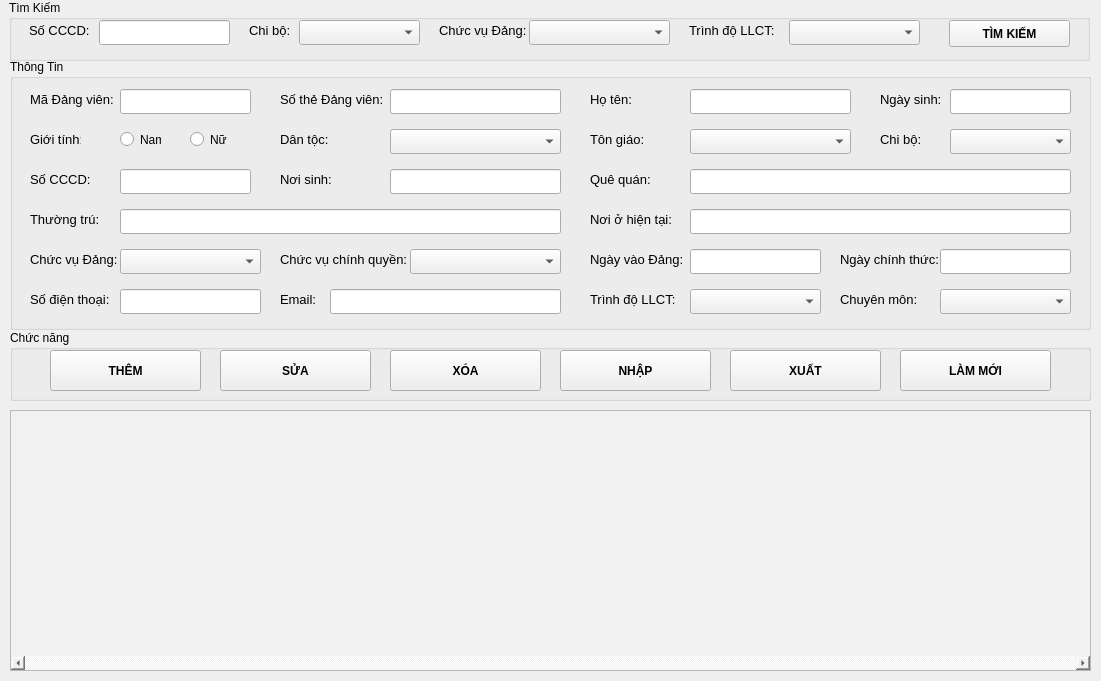
This is ui/FormDangVien.ui in namchuminh/PyQT5_QLDangVien as Qt 5 draws it before an edit. The edited form follows.
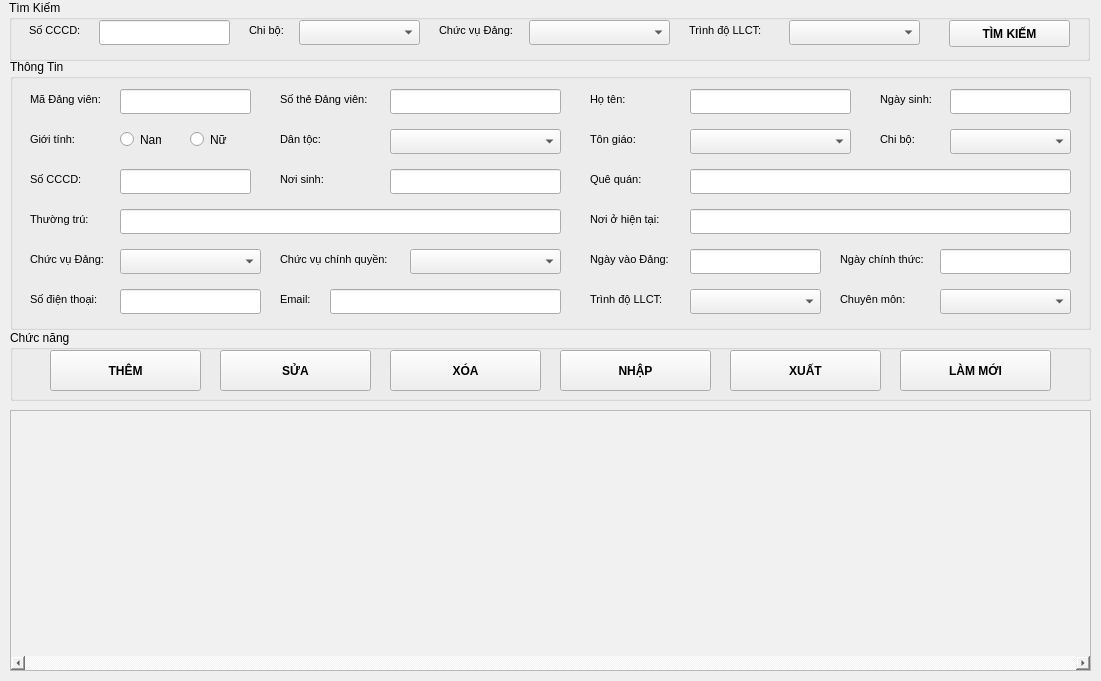
This is the edited form.

Diff of the .ui file:
```diff
--- a/ui/FormDangVien.ui
+++ b/ui/FormDangVien.ui
@@ -46,7 +46,7 @@
     </property>
     <property name="font">
      <font>
-      <pointsize>10</pointsize>
+      <pointsize>8</pointsize>
      </font>
     </property>
     <property name="text">
@@ -64,7 +64,7 @@
     </property>
     <property name="font">
      <font>
-      <pointsize>10</pointsize>
+      <pointsize>8</pointsize>
      </font>
     </property>
     <property name="text">
@@ -102,7 +102,7 @@
     </property>
     <property name="font">
      <font>
-      <pointsize>10</pointsize>
+      <pointsize>8</pointsize>
      </font>
     </property>
     <property name="text">
@@ -120,7 +120,7 @@
     </property>
     <property name="font">
      <font>
-      <pointsize>10</pointsize>
+      <pointsize>8</pointsize>
      </font>
     </property>
     <property name="text">
@@ -182,7 +182,7 @@
     </property>
     <property name="font">
      <font>
-      <pointsize>10</pointsize>
+      <pointsize>8</pointsize>
      </font>
     </property>
     <property name="text">
@@ -200,7 +200,7 @@
     </property>
     <property name="font">
      <font>
-      <pointsize>10</pointsize>
+      <pointsize>8</pointsize>
      </font>
     </property>
     <property name="text">
@@ -254,7 +254,7 @@
     </property>
     <property name="font">
      <font>
-      <pointsize>10</pointsize>
+      <pointsize>8</pointsize>
      </font>
     </property>
     <property name="text">
@@ -282,7 +282,7 @@
     </property>
     <property name="font">
      <font>
-      <pointsize>10</pointsize>
+      <pointsize>8</pointsize>
      </font>
     </property>
     <property name="text">
@@ -310,7 +310,7 @@
     </property>
     <property name="font">
      <font>
-      <pointsize>10</pointsize>
+      <pointsize>8</pointsize>
      </font>
     </property>
     <property name="text">
@@ -338,7 +338,7 @@
     </property>
     <property name="font">
      <font>
-      <pointsize>10</pointsize>
+      <pointsize>8</pointsize>
      </font>
     </property>
     <property name="text">
@@ -366,7 +366,7 @@
     </property>
     <property name="font">
      <font>
-      <pointsize>10</pointsize>
+      <pointsize>8</pointsize>
      </font>
     </property>
     <property name="text">
@@ -394,7 +394,7 @@
     </property>
     <property name="font">
      <font>
-      <pointsize>10</pointsize>
+      <pointsize>8</pointsize>
      </font>
     </property>
     <property name="text">
@@ -422,7 +422,7 @@
     </property>
     <property name="font">
      <font>
-      <pointsize>10</pointsize>
+      <pointsize>8</pointsize>
      </font>
     </property>
     <property name="text">
@@ -440,7 +440,7 @@
     </property>
     <property name="font">
      <font>
-      <pointsize>10</pointsize>
+      <pointsize>8</pointsize>
      </font>
     </property>
     <property name="text">
@@ -494,7 +494,7 @@
     </property>
     <property name="font">
      <font>
-      <pointsize>10</pointsize>
+      <pointsize>8</pointsize>
      </font>
     </property>
     <property name="text">
@@ -522,7 +522,7 @@
     </property>
     <property name="font">
      <font>
-      <pointsize>10</pointsize>
+      <pointsize>8</pointsize>
      </font>
     </property>
     <property name="text">
@@ -550,7 +550,7 @@
     </property>
     <property name="font">
      <font>
-      <pointsize>10</pointsize>
+      <pointsize>8</pointsize>
      </font>
     </property>
     <property name="text">
@@ -568,7 +568,7 @@
     </property>
     <property name="font">
      <font>
-      <pointsize>10</pointsize>
+      <pointsize>8</pointsize>
      </font>
     </property>
     <property name="text">
@@ -596,7 +596,7 @@
     </property>
     <property name="font">
      <font>
-      <pointsize>10</pointsize>
+      <pointsize>8</pointsize>
      </font>
     </property>
     <property name="text">
@@ -642,7 +642,7 @@
     </property>
     <property name="font">
      <font>
-      <pointsize>10</pointsize>
+      <pointsize>8</pointsize>
      </font>
     </property>
     <property name="text">
@@ -678,7 +678,7 @@
     </property>
     <property name="font">
      <font>
-      <pointsize>10</pointsize>
+      <pointsize>8</pointsize>
      </font>
     </property>
     <property name="text">
@@ -916,7 +916,7 @@
     </property>
     <property name="font">
      <font>
-      <pointsize>10</pointsize>
+      <pointsize>8</pointsize>
      </font>
     </property>
     <property name="text">
@@ -952,7 +952,7 @@
     </property>
     <property name="font">
      <font>
-      <pointsize>10</pointsize>
+      <pointsize>8</pointsize>
      </font>
     </property>
     <property name="text">
@@ -988,7 +988,7 @@
     </property>
     <property name="font">
      <font>
-      <pointsize>10</pointsize>
+      <pointsize>8</pointsize>
      </font>
     </property>
     <property name="text">
@@ -1006,7 +1006,7 @@
     </property>
     <property name="font">
      <font>
-      <pointsize>10</pointsize>
+      <pointsize>8</pointsize>
      </font>
     </property>
     <property name="text">
```
